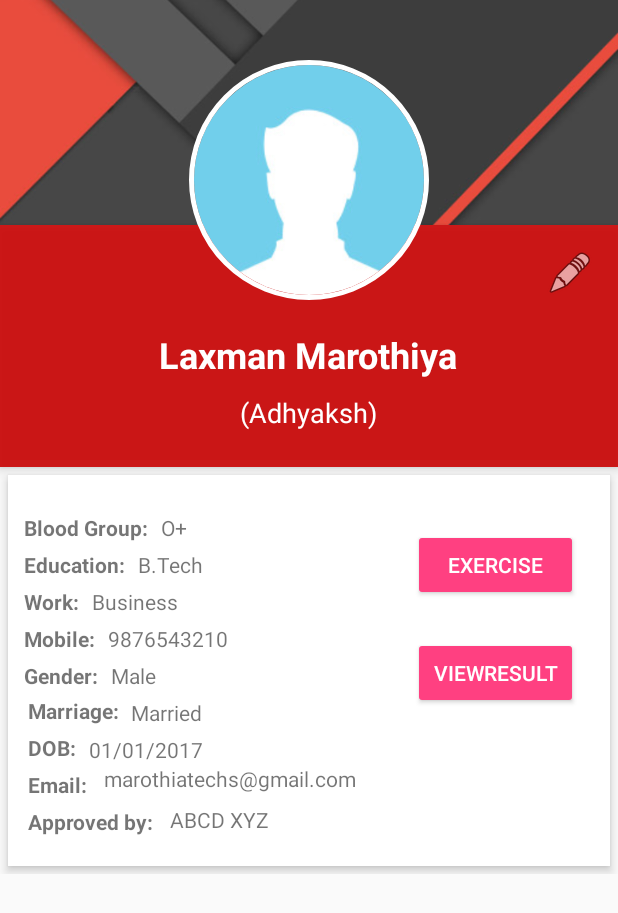
After one commit to kh9341101/IDDAndroid, an Android app: the ProfileActivity screen opened directly, with no data from a screen before it, on a phone screen of 412 x 824 dp. The commit adds this screen. Shown: the top 913 px of the screen. Run offline under Robolectric (Android 15) with nearby library versions, the phone set to English and light mode, and no system bars; our stand-ins replace ButterKnife, CircleImageView.

Commit message:
Done 1) Add patient profile activity 2) modify main activity layout
ToDo
1) Add view result activity
2) Add database connection

```diff
--- a/app/src/main/java/edu/berkeley/capstoneproject/capstoneprojectandroid/activities/EncoderActivity.java
+++ /dev/null
@@ -1,10 +0,0 @@
-package edu.berkeley.capstoneproject.capstoneprojectandroid.activities;
-
-import android.support.v7.app.AppCompatActivity;
-
-/**
- * Created by Alex on 25/10/2017.
- */
-
-public class EncoderActivity extends AppCompatActivity {
-}
--- a/app/src/main/java/edu/berkeley/capstoneproject/capstoneprojectandroid/activities/LoginActivity.java
+++ b/app/src/main/java/edu/berkeley/capstoneproject/capstoneprojectandroid/activities/LoginActivity.java
@@ -107,7 +107,7 @@ public class LoginActivity extends AppCompatActivity {
 
     public void onLoginSuccess() {
         _loginButton.setEnabled(true);
-        Intent intent = new Intent(LoginActivity.this, MainActivity.class);
+        Intent intent = new Intent(LoginActivity.this, ProfileActivity.class);
         startActivity(intent);
         finish();
     }
--- a/app/src/main/java/edu/berkeley/capstoneproject/capstoneprojectandroid/activities/MainActivity.java
+++ b/app/src/main/java/edu/berkeley/capstoneproject/capstoneprojectandroid/activities/MainActivity.java
@@ -219,10 +219,6 @@ public class MainActivity extends Activity {
         mPairedDevicesAdapter = new BluetoothDeviceAdapter(this, R.layout.bluetooth_device, new ArrayList<BluetoothDevice>());
         mScannedDevicesAdapter = new BluetoothDeviceAdapter(this, R.layout.bluetooth_device, new ArrayList<BluetoothDevice>());
 
-        mPairedListView = (ListView) findViewById(R.id.list_bluetooth_paired_devices);
-        mPairedListView.setAdapter(mPairedDevicesAdapter);
-        mPairedListView.setOnItemClickListener(mDeviceClickListener);
-
         mScannedListView = (ListView) findViewById(R.id.list_bluetooth_scanned_devices);
         mScannedListView.setAdapter(mScannedDevicesAdapter);
         mScannedListView.setOnItemClickListener(mDeviceClickListener);
@@ -428,6 +424,8 @@ public class MainActivity extends Activity {
             if (mBtAdapter != null) {
                 mBtAdapter.cancelDiscovery();
             }
+            Intent intent = new Intent(MainActivity.this, ProfileActivity.class);
+            startActivity(intent);
             finish();
         }
         return super.onKeyDown(keyCode, event);
@@ -443,4 +441,9 @@ public class MainActivity extends Activity {
 
         super.onDestroy();
     }
+
+    @Override
+    public void onBackPressed() {
+
+    }
 }
--- /dev/null
+++ b/app/src/main/java/edu/berkeley/capstoneproject/capstoneprojectandroid/activities/ProfileActivity.java
@@ -0,0 +1,43 @@
+package edu.berkeley.capstoneproject.capstoneprojectandroid.activities;
+
+import android.content.Intent;
+import android.support.v7.app.AppCompatActivity;
+import android.os.Bundle;
+import android.view.View;
+import android.widget.Button;
+
+import edu.berkeley.capstoneproject.capstoneprojectandroid.R;
+
+import butterknife.ButterKnife;
+import butterknife.BindView;
+
+public class ProfileActivity extends AppCompatActivity {
+
+    @BindView(R.id.viewexercise) Button _mexercise;
+
+
+    @Override
+    protected void onCreate(Bundle savedInstanceState) {
+        setContentView(R.layout.activity_patient_profile);
+        ButterKnife.bind(this);
+
+
+
+        _mexercise.setOnClickListener(new View.OnClickListener() {
+            @Override
+            public void onClick(View v) {
+                Intent intent = new Intent(ProfileActivity.this, MainActivity.class);
+                startActivity(intent);
+                finish();
+            }
+        });
+        super.onCreate(savedInstanceState);
+    }
+
+    @Override
+    public void onBackPressed() {
+        Intent intent = new Intent(ProfileActivity.this, LoginActivity.class);
+        startActivity(intent);
+        super.onBackPressed();
+    }
+}
--- a/app/src/main/java/edu/berkeley/capstoneproject/capstoneprojectandroid/activities/SignupActivity.java
+++ b/app/src/main/java/edu/berkeley/capstoneproject/capstoneprojectandroid/activities/SignupActivity.java
@@ -32,7 +32,6 @@ public class SignupActivity extends AppCompatActivity {
     public void onCreate(Bundle savedInstanceState) {
         super.onCreate(savedInstanceState);
         setContentView(R.layout.activity_signup);
-        ButterKnife.bind(this);
 
         _signupButton.setOnClickListener(new View.OnClickListener() {
             @Override
--- a/app/src/main/res/layout/activity_main.xml
+++ b/app/src/main/res/layout/activity_main.xml
@@ -14,43 +14,31 @@
         android:orientation="vertical">
 
         <TextView
-            android:id="@+id/text_bluetooth_paired_list"
-            android:layout_width="wrap_content"
-            android:layout_height="wrap_content"
-            android:text="Paired devices"/>
-
-        <ListView
-            android:id="@+id/list_bluetooth_paired_devices"
+            android:id="@+id/text_bluetooth_scanned_list"
             android:layout_width="match_parent"
-            android:layout_height="match_parent">
-        </ListView>
-
-    </LinearLayout>
-
-    <LinearLayout
-        android:layout_width="0dp"
-        android:layout_height="match_parent"
-        android:layout_weight="1"
-        android:orientation="vertical">
-
-        <TextView
-            android:id="@+id/text_bluetooth_scanned_list"
-            android:layout_width="wrap_content"
-            android:layout_height="wrap_content"
-            android:text="Scanned devices"/>
+            android:layout_height="36dp"
+            android:fontFamily="casual"
+            android:text="Connect Your Device"
+            android:textAlignment="center"
+            android:textSize="24sp"
+            android:textStyle="bold" />
 
         <Button
             android:id="@+id/button_bluetooth_scan"
-            android:layout_width="wrap_content"
+            style="@android:style/Widget.Material.Light.Button.Borderless.Colored"
+            android:layout_width="match_parent"
             android:layout_height="wrap_content"
+            android:baselineAligned="false"
+            android:elevation="1dp"
+            android:fontFamily="cursive"
             android:gravity="center"
-            android:text="Scan"/>
+            android:text="Scan" />
 
         <ListView
             android:id="@+id/list_bluetooth_scanned_devices"
+            style="@style/Widget.AppCompat.ListView.Menu"
             android:layout_width="match_parent"
-            android:layout_height="match_parent">
-        </ListView>
+            android:layout_height="match_parent"></ListView>
 
     </LinearLayout>
 
--- /dev/null
+++ b/app/src/main/res/layout/activity_patient_profile.xml
@@ -0,0 +1,348 @@
+<?xml version="1.0" encoding="utf-8"?>
+<ScrollView xmlns:android="http://schemas.android.com/apk/res/android"
+    xmlns:app="http://schemas.android.com/apk/res-auto"
+    xmlns:tools="http://schemas.android.com/tools"
+
+    android:layout_width="match_parent"
+    android:layout_height="match_parent">
+
+    <RelativeLayout
+        android:id="@+id/layout"
+        android:layout_width="match_parent"
+        android:layout_height="match_parent">
+
+
+        <ImageView
+            android:id="@+id/header_cover_image"
+            android:layout_width="match_parent"
+            android:layout_height="150dp"
+            android:background="?attr/selectableItemBackgroundBorderless"
+            android:scaleType="centerCrop"
+
+            android:src="@drawable/nav_menu_header"
+            app:srcCompat="@drawable/nav_menu_header" />
+
+        <de.hdodenhof.circleimageview.CircleImageView xmlns:app="http://schemas.android.com/apk/res-auto"
+
+            android:id="@+id/profile"
+            android:layout_width="200dp"
+            android:layout_height="200dp"
+
+            android:layout_below="@+id/header_cover_image"
+            android:layout_centerHorizontal="true"
+            android:layout_marginTop="-130dp"
+            android:clickable="true"
+            android:elevation="5dp"
+            android:padding="20dp"
+            android:scaleType="centerCrop"
+            android:src="@drawable/man"
+            app:civ_border_color="#FFFFFFFF"
+            app:civ_border_width="3dp" />
+
+        <RelativeLayout
+            android:id="@+id/profile_layout"
+            android:layout_width="match_parent"
+            android:layout_height="wrap_content"
+            android:layout_alignParentStart="true"
+            android:layout_below="@+id/header_cover_image"
+            android:background="#ebca0707"
+            android:elevation="4dp"
+            android:paddingBottom="24dp">
+
+
+            <ImageView
+                android:id="@+id/edit"
+                android:layout_width="wrap_content"
+                android:layout_height="wrap_content"
+                android:layout_alignParentRight="true"
+                android:layout_marginLeft="16dp"
+                android:layout_marginRight="16dp"
+                android:layout_marginTop="16dp"
+                android:clickable="true"
+
+                android:src="@android:drawable/ic_menu_edit" />
+
+            <TextView
+                android:id="@+id/name"
+                android:layout_width="wrap_content"
+                android:layout_height="wrap_content"
+                android:layout_centerHorizontal="true"
+                android:layout_marginTop="70dp"
+                android:text="Laxman Marothiya"
+                android:textColor="#fff"
+                android:textSize="24sp"
+                android:textStyle="bold" />
+
+            <TextView
+                android:id="@+id/designation"
+                android:layout_width="wrap_content"
+                android:layout_height="wrap_content"
+                android:layout_below="@+id/name"
+                android:layout_centerHorizontal="true"
+                android:layout_marginTop="10dp"
+                android:text="(Adhyaksh)"
+                android:textColor="#fff"
+                android:textSize="18sp" />
+        </RelativeLayout>
+
+
+        <android.support.constraint.ConstraintLayout
+            android:layout_width="match_parent"
+            android:layout_height="match_parent"
+            android:layout_below="@+id/profile_layout"
+            android:layout_margin="5dp"
+            android:layout_marginTop="5dp"
+            android:background="#fff"
+            android:elevation="4dp"
+            android:orientation="vertical"
+            android:paddingBottom="20dp"
+            android:paddingLeft="5dp"
+            android:paddingRight="5dp"
+            android:paddingTop="20dp"
+
+            >
+
+            <Button
+                android:id="@+id/viewexercise2"
+                style="@style/Widget.AppCompat.Button.Colored"
+                android:layout_width="110dp"
+                android:layout_height="wrap_content"
+                android:layout_marginEnd="16dp"
+                android:layout_marginTop="88dp"
+                android:text="ViewResult"
+                app:layout_constraintEnd_toEndOf="parent"
+                app:layout_constraintTop_toTopOf="parent" />
+
+            <TextView
+                android:id="@+id/textView5"
+                android:layout_width="wrap_content"
+                android:layout_height="wrap_content"
+                android:layout_margin="5dp"
+                android:layout_marginLeft="25dp"
+                android:layout_marginTop="8dp"
+                android:clickable="true"
+                android:text="Education: "
+                android:textStyle="bold"
+                app:layout_constraintLeft_toLeftOf="parent"
+                app:layout_constraintTop_toBottomOf="@+id/textView10" />
+
+            <TextView
+                android:id="@+id/textView7"
+                android:layout_width="wrap_content"
+                android:layout_height="wrap_content"
+                android:layout_margin="5dp"
+                android:layout_marginLeft="8dp"
+                android:layout_marginTop="8dp"
+                android:clickable="true"
+                android:text="Work: "
+                android:textStyle="bold"
+                app:layout_constraintLeft_toLeftOf="parent"
+                app:layout_constraintTop_toBottomOf="@+id/textView5" />
+
+            <TextView
+                android:id="@+id/textView16"
+                android:layout_width="wrap_content"
+                android:layout_height="wrap_content"
+                android:layout_marginLeft="8dp"
+                android:layout_marginTop="5dp"
+                android:clickable="true"
+                android:text="DOB: "
+                android:textStyle="bold"
+                app:layout_constraintLeft_toLeftOf="parent"
+                app:layout_constraintTop_toBottomOf="@+id/textView15" />
+
+            <TextView
+                android:id="@+id/textView15"
+                android:layout_width="wrap_content"
+                android:layout_height="wrap_content"
+                android:layout_marginLeft="8dp"
+                android:layout_marginTop="4dp"
+                android:clickable="true"
+                android:text="Marriage:"
+                android:textStyle="bold"
+                app:layout_constraintLeft_toLeftOf="parent"
+                app:layout_constraintTop_toBottomOf="@+id/textView11" />
+
+            <TextView
+                android:id="@+id/textView11"
+                android:layout_width="wrap_content"
+                android:layout_height="wrap_content"
+                android:layout_margin="5dp"
+                android:layout_marginLeft="10dp"
+                android:layout_marginTop="8dp"
+
+                android:clickable="true"
+                android:text="Gender: "
+                android:textStyle="bold"
+                app:layout_constraintLeft_toLeftOf="parent"
+                app:layout_constraintTop_toBottomOf="@+id/textView22" />
+
+            <TextView
+                android:id="@+id/textView10"
+                android:layout_width="wrap_content"
+                android:layout_height="wrap_content"
+                android:layout_margin="5dp"
+                android:layout_marginLeft="8dp"
+                android:layout_marginTop="8dp"
+                android:clickable="true"
+                android:text="Blood Group: "
+                android:textStyle="bold"
+                app:layout_constraintLeft_toLeftOf="parent"
+                app:layout_constraintTop_toTopOf="parent" />
+
+            <TextView
+                android:id="@+id/blood_group"
+                android:layout_width="wrap_content"
+                android:layout_height="wrap_content"
+                android:layout_margin="5dp"
+                android:layout_marginLeft="8dp"
+                android:layout_marginTop="8dp"
+                android:clickable="true"
+                android:text="O+"
+                app:layout_constraintLeft_toRightOf="@+id/textView10"
+                app:layout_constraintTop_toTopOf="parent" />
+
+            <TextView
+                android:id="@+id/dob"
+                android:layout_width="wrap_content"
+                android:layout_height="wrap_content"
+                android:layout_margin="5dp"
+                android:layout_marginLeft="8dp"
+                android:layout_marginTop="8dp"
+                android:clickable="true"
+                android:text="01/01/2017"
+                app:layout_constraintLeft_toRightOf="@+id/textView16"
+                app:layout_constraintTop_toBottomOf="@+id/marriage" />
+
+            <TextView
+                android:id="@+id/marriage"
+                android:layout_width="wrap_content"
+                android:layout_height="wrap_content"
+                android:layout_marginLeft="8dp"
+                android:layout_marginTop="5dp"
+                android:clickable="true"
+                android:text="Married"
+                app:layout_constraintLeft_toRightOf="@+id/textView15"
+                app:layout_constraintTop_toBottomOf="@+id/gender" />
+
+            <TextView
+                android:id="@+id/gender"
+                android:layout_width="wrap_content"
+                android:layout_height="wrap_content"
+                android:layout_margin="5dp"
+                android:layout_marginLeft="5dp"
+                android:layout_marginTop="8dp"
+                android:clickable="true"
+                android:text="Male"
+                app:layout_constraintLeft_toRightOf="@+id/textView11"
+                app:layout_constraintTop_toBottomOf="@+id/mobileNumber" />
+
+            <TextView
+                android:id="@+id/occupation"
+                android:layout_width="wrap_content"
+                android:layout_height="wrap_content"
+                android:layout_margin="5dp"
+                android:layout_marginLeft="5dp"
+                android:layout_marginTop="8dp"
+                android:clickable="true"
+                android:text="Business"
+                app:layout_constraintLeft_toRightOf="@+id/textView7"
+                app:layout_constraintTop_toBottomOf="@+id/textView5" />
+
+            <TextView
+                android:id="@+id/mobileNumber"
+                android:layout_width="wrap_content"
+                android:layout_height="wrap_content"
+                android:layout_margin="5dp"
+                android:layout_marginLeft="5dp"
+                android:layout_marginTop="8dp"
+                android:clickable="true"
+                android:text="9876543210"
+                app:layout_constraintLeft_toRightOf="@+id/textView22"
+                app:layout_constraintTop_toBottomOf="@+id/occupation" />
+
+            <TextView
+                android:id="@+id/approved_by"
+                android:layout_width="wrap_content"
+                android:layout_height="wrap_content"
+                android:layout_marginLeft="8dp"
+                android:layout_marginTop="8dp"
+                android:clickable="true"
+                android:text="ABCD XYZ"
+                app:layout_constraintLeft_toRightOf="@+id/textView26"
+                app:layout_constraintTop_toBottomOf="@+id/email" />
+
+            <TextView
+                android:id="@+id/email"
+                android:layout_width="wrap_content"
+                android:layout_height="wrap_content"
+                android:layout_marginLeft="8dp"
+                android:clickable="true"
+                android:text="marothiatechs@gmail.com"
+                app:layout_constraintLeft_toRightOf="@+id/textView27"
+                app:layout_constraintTop_toBottomOf="@+id/dob" />
+
+            <TextView
+                android:id="@+id/textView26"
+                android:layout_width="wrap_content"
+                android:layout_height="wrap_content"
+                android:layout_marginLeft="8dp"
+                android:layout_marginTop="5dp"
+                android:clickable="true"
+
+                android:text="Approved by: "
+                android:textStyle="bold"
+                app:layout_constraintLeft_toLeftOf="parent"
+                app:layout_constraintTop_toBottomOf="@+id/textView27" />
+
+            <TextView
+                android:id="@+id/textView27"
+                android:layout_width="wrap_content"
+                android:layout_height="wrap_content"
+                android:layout_marginLeft="8dp"
+                android:layout_marginTop="5dp"
+                android:clickable="true"
+                android:text="Email: "
+                android:textStyle="bold"
+                app:layout_constraintLeft_toLeftOf="parent"
+                app:layout_constraintTop_toBottomOf="@+id/textView16" />
+
+            <TextView
+                android:id="@+id/textView22"
+                android:layout_width="wrap_content"
+                android:layout_height="wrap_content"
+                android:layout_margin="5dp"
+                android:layout_marginLeft="8dp"
+                android:layout_marginTop="5dp"
+                android:clickable="true"
+                android:text="Mobile: "
+                android:textStyle="bold"
+                app:layout_constraintLeft_toLeftOf="parent"
+                app:layout_constraintTop_toBottomOf="@+id/textView7" />
+
+            <TextView
+                android:id="@+id/education"
+                android:layout_width="wrap_content"
+                android:layout_height="wrap_content"
+                android:layout_margin="5dp"
+                android:layout_marginLeft="8dp"
+                android:layout_marginTop="8dp"
+                android:clickable="true"
+                android:text="B.Tech"
+                app:layout_constraintLeft_toRightOf="@+id/textView5"
+                app:layout_constraintTop_toBottomOf="@+id/textView10" />
+
+            <Button
+                android:id="@+id/viewexercise"
+                style="@style/Widget.AppCompat.Button.Colored"
+                android:layout_width="110dp"
+                android:layout_height="wrap_content"
+                android:layout_marginEnd="16dp"
+                android:layout_marginTop="16dp"
+                android:text="Exercise"
+                app:layout_constraintEnd_toEndOf="parent"
+                app:layout_constraintTop_toTopOf="parent" />
+
+        </android.support.constraint.ConstraintLayout>
+    </RelativeLayout>
+</ScrollView>
```
Also changed, not shown: app/build.gradle (+5 -2 lines), app/src/main/AndroidManifest.xml (+5 -5 lines), app/src/main/res/drawable/man.jpg (added), app/src/main/res/drawable/nav_menu_header.png (added).
